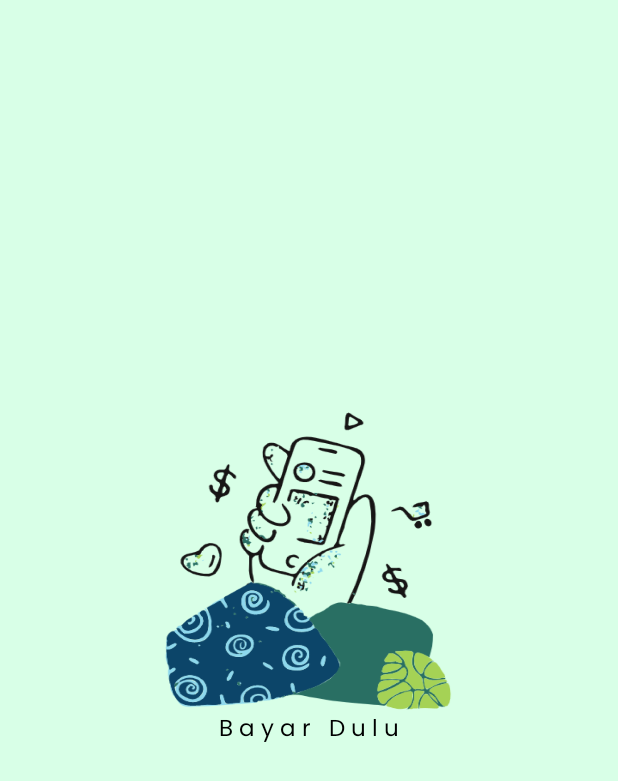
After one commit to LailyNurH/Payment-Apps, an Android app: the SplashActivity screen opened directly, with no data from a screen before it, on a phone screen of 412 x 824 dp. The commit adds this screen. Shown: the top 781 px of the screen. Run offline under Robolectric (Android 15) with nearby library versions, the phone set to English and light mode, and no system bars.

Commit message:
Add SplashActivity & Fixing Logic in RegisterActivity

```diff
--- /dev/null
+++ b/app/src/main/java/com/laily/responsimp3/view/SplashActivity.java
@@ -0,0 +1,41 @@
+package com.laily.responsimp3.view;
+
+import androidx.appcompat.app.AppCompatActivity;
+
+import android.content.Intent;
+import android.os.Bundle;
+import android.os.Handler;
+import android.view.Window;
+import android.view.WindowManager;
+
+import com.laily.responsimp3.R;
+
+public class SplashActivity extends AppCompatActivity {
+
+    @Override
+    protected void onCreate(Bundle savedInstanceState) {
+        super.onCreate(savedInstanceState);
+        setContentView(R.layout.activity_splash);
+        getWindow().setFlags(WindowManager.LayoutParams.FLAG_TRANSLUCENT_STATUS, WindowManager.LayoutParams.FLAG_TRANSLUCENT_STATUS);
+        final Handler handler = new Handler();
+
+        final SharedprefManager sharedPrefManager = new SharedprefManager(this);
+
+        handler.postDelayed(new Runnable() {
+            @Override
+            public void run() {
+
+                if (sharedPrefManager.readLoginStatus()) {
+                    Intent i = new Intent(SplashActivity.this, HomeActivity.class);
+                    finishAffinity();
+                    startActivity(i);
+
+                } else {
+                    Intent i = new Intent(SplashActivity.this, MainActivity.class);
+                    finishAffinity();
+                    startActivity(i);
+                }
+            }
+        }, 3000);
+    }
+}
--- /dev/null
+++ b/app/src/main/res/layout/activity_splash.xml
@@ -0,0 +1,35 @@
+<?xml version="1.0" encoding="utf-8"?>
+<androidx.constraintlayout.widget.ConstraintLayout xmlns:android="http://schemas.android.com/apk/res/android"
+    xmlns:app="http://schemas.android.com/apk/res-auto"
+    xmlns:tools="http://schemas.android.com/tools"
+    android:layout_width="match_parent"
+    android:layout_height="match_parent"
+    android:background="#D8FFE7"
+    tools:context=".view.SplashActivity">
+
+    <ImageView
+        android:id="@+id/imageView2"
+        android:layout_width="200dp"
+        android:layout_height="200dp"
+        android:background="@drawable/icon"
+        app:layout_constraintBottom_toBottomOf="parent"
+        app:layout_constraintEnd_toEndOf="parent"
+        app:layout_constraintHorizontal_bias="0.497"
+        app:layout_constraintStart_toStartOf="parent"
+        app:layout_constraintTop_toTopOf="parent"
+        app:layout_constraintVertical_bias="0.439" />
+
+    <TextView
+        android:id="@+id/by"
+        android:layout_width="wrap_content"
+        android:layout_height="wrap_content"
+        android:fontFamily="@font/poppinsregular"
+        android:text="B a y a r   D u l u"
+        android:textAlignment="center"
+        android:textColor="@color/black"
+        android:textSize="15sp"
+        app:layout_constraintEnd_toEndOf="parent"
+        app:layout_constraintStart_toStartOf="parent"
+        app:layout_constraintTop_toBottomOf="@+id/imageView2" />
+
+</androidx.constraintlayout.widget.ConstraintLayout>
```
Also changed, not shown: app/src/main/AndroidManifest.xml (+5 -3 lines), app/src/main/java/com/laily/responsimp3/Fragment/HomeFragment.java (+3 -6 lines), app/src/main/java/com/laily/responsimp3/view/RegisterActivity.java (+7 -7 lines), app/src/main/res/drawable/ic_logout.xml (added, +15 -0 lines), app/src/main/res/layout/fragment_home.xml (+10 -26 lines).
